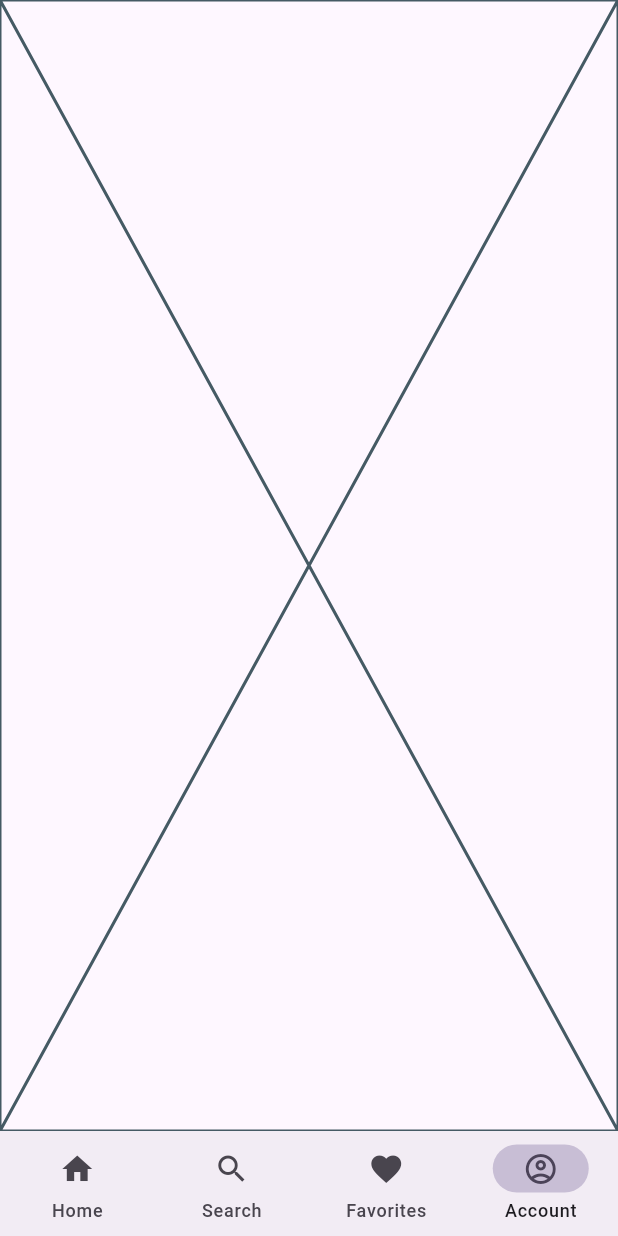
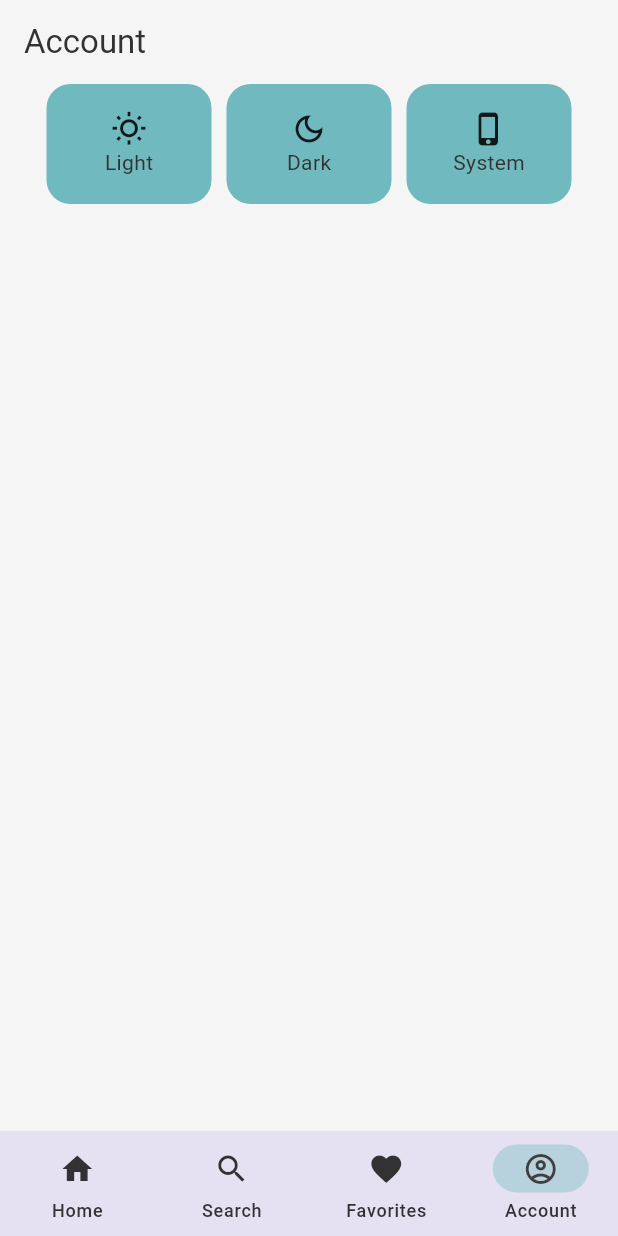
Before and after one commit to lodyafa/recipe_app, a Flutter app: the screen it shows after launch, item 4 of the bottom bar chosen, on a phone screen of 412 x 824 dp. Run offline on Flutter 3.47's test engine with Material 3 defaults, Android fonts, the phone set to English and light mode, and no system bars; our stand-ins replace auto_route, bloc, bloc_concurrency, dio, equatable, flutter_animate and 3 more; generated files the repository leaves out were written again; network calls fail.

Commit message:
feat: add theme switching

```diff
--- /dev/null
+++ b/lib/core/blocs/theme_cubit/theme_cubit.dart
@@ -0,0 +1,13 @@
+import 'package:bloc/bloc.dart';
+import 'package:equatable/equatable.dart';
+import 'package:flutter/material.dart';
+
+part 'theme_state.dart';
+
+class ThemeCubit extends Cubit<ThemeState> {
+  ThemeCubit() : super(const ThemeState(themeMode: ThemeMode.light));
+
+  void setThemeMode(ThemeMode themeMode) {
+    emit(ThemeState(themeMode: themeMode));
+  }
+}
--- /dev/null
+++ b/lib/core/blocs/theme_cubit/theme_state.dart
@@ -0,0 +1,10 @@
+part of 'theme_cubit.dart';
+
+final class ThemeState extends Equatable {
+  const ThemeState({required this.themeMode});
+
+  final ThemeMode themeMode;
+
+  @override
+  List<Object> get props => [themeMode];
+}
--- a/lib/features/account/view/account_screen.dart
+++ b/lib/features/account/view/account_screen.dart
@@ -1,11 +1,93 @@
 import 'package:auto_route/auto_route.dart';
 import 'package:flutter/material.dart';
+import 'package:flutter_bloc/flutter_bloc.dart';
+import 'package:recipe_app/core/blocs/theme_cubit/theme_cubit.dart';
+
 @RoutePage()
 class AccountScreen extends StatelessWidget {
   const AccountScreen({super.key});
 
   @override
   Widget build(BuildContext context) {
-    return const Placeholder();
+    // final theme = Theme.of(context);
+    return Scaffold(
+      appBar: AppBar(
+        title: const Text("Account"),
+      ),
+      body: Padding(
+        padding: const EdgeInsets.symmetric(horizontal: 16),
+        child: ListView(
+          children: [
+            Row(
+              mainAxisAlignment: MainAxisAlignment.center,
+              children: [
+                ThemeButton(
+                  icon: Icons.wb_sunny_outlined,
+                  text: "Light",
+                  onTap: () {
+                    BlocProvider.of<ThemeCubit>(context)
+                        .setThemeMode(ThemeMode.light);
+                  },
+                ),
+                const SizedBox(width: 10),
+                ThemeButton(
+                  icon: Icons.dark_mode_outlined,
+                  text: "Dark",
+                  onTap: () {
+                    BlocProvider.of<ThemeCubit>(context)
+                        .setThemeMode(ThemeMode.dark);
+                  },
+                ),
+                const SizedBox(width: 10),
+                ThemeButton(
+                  icon: Icons.phone_iphone,
+                  text: "System",
+                  onTap: () {
+                    BlocProvider.of<ThemeCubit>(context)
+                        .setThemeMode(ThemeMode.system);
+                  },
+                ),
+              ],
+            )
+          ],
+        ),
+      ),
+    );
   }
 }
+
+class ThemeButton extends StatelessWidget {
+  const ThemeButton({
+    super.key,
+    required this.icon,
+    required this.text,
+    required this.onTap,
+  });
+
+  final IconData icon;
+  final String text;
+  final void Function() onTap;
+
+  @override
+  Widget build(BuildContext context) {
+    final theme = Theme.of(context);
+    return GestureDetector(
+      onTap: onTap,
+      child: Container(
+        height: 80,
+        width: 110,
+        decoration: BoxDecoration(
+          borderRadius: BorderRadius.circular(16),
+          color: theme.primaryColor,
+        ),
+        child: Column(
+          mainAxisAlignment: MainAxisAlignment.center,
+          children: [
+            Icon(icon),
+            Text(text),
+          ],
+        ),
+      ),
+    );
+  }
+}
--- a/lib/features/home/view/categories_tabs/beef_category_tab.dart
+++ b/lib/features/home/view/categories_tabs/beef_category_tab.dart
@@ -24,7 +24,7 @@ class BeefCategoryTab extends StatelessWidget {
             if (state is HomeCategoriesLoadedState)
               SliverPadding(
                 padding:
-                    const EdgeInsets.symmetric(horizontal: 16, vertical: 16),
+                    const EdgeInsets.symmetric(horizontal: 16, vertical: 6),
                 sliver: MealsSliverGrid(
                   meals: state.beefCategoryMeals,
                 ),
--- a/lib/features/home/view/categories_tabs/chicken_category_tab.dart
+++ b/lib/features/home/view/categories_tabs/chicken_category_tab.dart
@@ -24,7 +24,7 @@ class ChickenCategoryTab extends StatelessWidget {
             if (state is HomeCategoriesLoadedState)
               SliverPadding(
                 padding:
-                    const EdgeInsets.symmetric(horizontal: 16, vertical: 16),
+                    const EdgeInsets.symmetric(horizontal: 16, vertical: 6),
                 sliver: MealsSliverGrid(
                   meals: state.chickenCategoryMeals,
                 ),
--- a/lib/features/home/view/categories_tabs/dessert_category_tab.dart
+++ b/lib/features/home/view/categories_tabs/dessert_category_tab.dart
@@ -24,7 +24,7 @@ class DessertCategoryTab extends StatelessWidget {
             if (state is HomeCategoriesLoadedState)
               SliverPadding(
                 padding:
-                    const EdgeInsets.symmetric(horizontal: 16, vertical: 16),
+                    const EdgeInsets.symmetric(horizontal: 16, vertical: 6),
                 sliver: MealsSliverGrid(
                   meals: state.dessertCategoryMeals,
                 ),
--- a/lib/features/home/view/categories_tabs/pasta_category_tab.dart
+++ b/lib/features/home/view/categories_tabs/pasta_category_tab.dart
@@ -24,7 +24,7 @@ class PastaCategoryTab extends StatelessWidget {
             if (state is HomeCategoriesLoadedState)
               SliverPadding(
                 padding:
-                    const EdgeInsets.symmetric(horizontal: 16, vertical: 16),
+                    const EdgeInsets.symmetric(horizontal: 16, vertical: 6),
                 sliver: MealsSliverGrid(
                   meals: state.dessertCategoryMeals,
                 ),
--- a/lib/features/home/widgets/categories_list_view.dart
+++ b/lib/features/home/widgets/categories_list_view.dart
@@ -82,8 +82,10 @@ class _CategoriesListViewState extends State<CategoriesListView> {
                 alignment: Alignment.center,
                 width: 110,
                 decoration: BoxDecoration(
-                    color: curIndex == index ? Colors.red : theme.primaryColor,
-                    borderRadius: BorderRadius.circular(16)),
+                  color:
+                      curIndex == index ? theme.primaryColor : theme.hoverColor,
+                  borderRadius: BorderRadius.circular(16),
+                ),
                 child: Text(_categories[index]),
               ),
             );
--- a/lib/features/root/view/root_screen.dart
+++ b/lib/features/root/view/root_screen.dart
@@ -27,7 +27,7 @@ class RootScreen extends StatelessWidget {
         return Scaffold(
           body: child,
           bottomNavigationBar: NavigationBar(
-            indicatorColor: theme.primaryColor.withOpacity(0.3),
+            indicatorColor: theme.primaryColor.withOpacity(0.4),
             overlayColor: WidgetStatePropertyAll(
               theme.primaryColor.withOpacity(0.7),
             ),
@@ -58,29 +58,3 @@ class RootScreen extends StatelessWidget {
     );
   }
 }
-
-// BottomNavigationBar(
-//             selectedItemColor: theme.primaryColor,
-//             unselectedItemColor: theme.hintColor,
-
-//             currentIndex: tabsRouter.activeIndex,
-//             onTap: (index) => _openPage(index, tabsRouter),
-//             items: const [
-//               BottomNavigationBarItem(
-//                 icon: Icon(Icons.home),
-//                 label: "Главная",
-//               ),
-//               BottomNavigationBarItem(
-//                 icon: Icon(Icons.search),
-//                 label: "Поиск",
-//               ),
-//               BottomNavigationBarItem(
-//                 icon: Icon(Icons.favorite),
-//                 label: "Избранное",
-//               ),
-//               BottomNavigationBarItem(
-//                 icon: Icon(Icons.account_circle_outlined),
-//                 label: "Аккаунт",
-//               ),
-//             ],
-//           ),
--- a/lib/features/search/view/search_screen.dart
+++ b/lib/features/search/view/search_screen.dart
@@ -11,6 +11,7 @@ class SearchScreen extends StatelessWidget {
 
   @override
   Widget build(BuildContext context) {
+    final theme = Theme.of(context);
     return Scaffold(
       body: CustomScrollView(
         slivers: [
@@ -27,8 +28,10 @@ class SearchScreen extends StatelessWidget {
                   decoration: InputDecoration(
                     prefixIcon: const Icon(Icons.search),
                     hintText: "Search",
+                    hintStyle: TextStyle(color: theme.hintColor),
                     border: OutlineInputBorder(
                       borderRadius: BorderRadius.circular(16),
+
                     ),
                   ),
                   onChanged: (value) {
@@ -48,7 +51,7 @@ class SearchScreen extends StatelessWidget {
               if (state is SearchLoadedState) {
                 if (state.meals.isEmpty) {
                   return const SearchInfoText(
-                    text: "Oops, nothing found...",
+                    text: "Ooops, nothing found...",
                   );
                 }
                 return SliverPadding(
@@ -88,7 +91,6 @@ class SearchInfoText extends StatelessWidget {
 
   @override
   Widget build(BuildContext context) {
-    print(this.hashCode);
     return SliverToBoxAdapter(
       child: Animate(
         key: ValueKey(text),
--- a/lib/main.dart
+++ b/lib/main.dart
@@ -2,10 +2,12 @@ import 'package:dio/dio.dart';
 import 'package:flutter/material.dart';
 import 'package:flutter_bloc/flutter_bloc.dart';
 import 'package:recipe_app/api/api.dart';
+import 'package:recipe_app/core/blocs/theme_cubit/theme_cubit.dart';
 import 'package:recipe_app/core/domain/repositories/repositories.dart';
 import 'package:recipe_app/core/router/router.dart';
 import 'package:recipe_app/features/home/blocs/home_categories_bloc/home_categories_bloc.dart';
 import 'package:recipe_app/features/search/search_bloc/search_bloc.dart';
+import 'package:recipe_app/uikit/theme/app_theme_data.dart';
 
 void main() async {
   final dio = Dio();
@@ -37,7 +39,6 @@ class _RecipeAppState extends State<RecipeApp> {
       ],
       child: MultiBlocProvider(
         providers: [
-
           BlocProvider(
             create: (context) => HomeCategoriesBloc(
               mealsRepository:
@@ -50,14 +51,20 @@ class _RecipeAppState extends State<RecipeApp> {
                   RepositoryProvider.of<MealsRepositoryInterface>(context),
             ),
           ),
+          BlocProvider(
+            create: (context) => ThemeCubit(),
+          ),
         ],
-        child: MaterialApp.router(
-          title: 'Recipe App',
-          theme: ThemeData(
-            colorScheme: ColorScheme.fromSeed(seedColor: Colors.deepPurple),
-            useMaterial3: true,
-          ),
-          routerConfig: _router.config(),
+        child: BlocBuilder<ThemeCubit, ThemeState>(
+          builder: (context, state) {
+            return MaterialApp.router(
+              title: 'Recipe App',
+              theme: AppThemeData.lightTheme,
+              darkTheme: AppThemeData.darkTheme,
+              themeMode: state.themeMode,
+              routerConfig: _router.config(),
+            );
+          },
         ),
       ),
     );
--- a/lib/uikit/cards/meal_cards.dart
+++ b/lib/uikit/cards/meal_cards.dart
@@ -19,7 +19,7 @@ class MealGridCard extends StatelessWidget {
       height: 240,
       width: 200,
       decoration: BoxDecoration(
-        color: theme.primaryColor,
+        color: theme.hoverColor,
         borderRadius: BorderRadius.circular(16),
       ),
       child: Padding(
@@ -73,7 +73,7 @@ class MealListCard extends StatelessWidget {
     return Container(
       height: 100,
       decoration: BoxDecoration(
-        color: theme.primaryColor,
+        color: theme.hoverColor,
         borderRadius: BorderRadius.circular(16),
       ),
       child: Padding(
--- /dev/null
+++ b/lib/uikit/colors/app_color_scheme.dart
@@ -0,0 +1,197 @@
+import 'package:flutter/material.dart';
+
+@immutable
+class AppColorScheme extends ThemeExtension<AppColorScheme> {
+  final Color primary;
+  final Color onPrimary;
+  final Color primaryContainer;
+  final Color onPrimaryContainer;
+  final Color secondary;
+  final Color onSecondary;
+  final Color secondaryContainer;
+  final Color onSecondaryContainer;
+  final Color tertiary;
+  final Color onTertiary;
+  final Color tertiaryContainer;
+  final Color onTertiaryContainer;
+  final Color error;
+  final Color onError;
+  final Color errorContainer;
+  final Color onErrorContainer;
+  final Color background;
+  final Color onBackground;
+  final Color surface;
+  final Color onSurface;
+  final Color outline;
+  final Color surfaceContainer;
+
+  const AppColorScheme.light()
+      : primary = const Color(0xFF70B9BE),
+        onPrimary = const Color(0xFFFFFFFF),
+        primaryContainer = const Color(0xFFC8BFE6),
+        onPrimaryContainer = const Color(0xFF1E1833),
+        secondary = const Color.fromARGB(255, 158, 158, 158),
+        onSecondary = const Color.fromARGB(255, 63, 63, 63),
+        secondaryContainer = const Color(0xFFDCD8E6),
+        onSecondaryContainer = const Color(0xFF2C2933),
+        tertiary = const Color(0xFF996576),
+        onTertiary = const Color(0xFFFFFFFF),
+        tertiaryContainer = const Color(0xFFE6CDD5),
+        onTertiaryContainer = const Color(0xFF332227),
+        error = const Color.fromARGB(255, 216, 61, 52),
+        onError = const Color(0xFFFFFFFF),
+        errorContainer = const Color(0xFFE6ACA9),
+        onErrorContainer = const Color(0xFF330B09),
+        background = const Color(0xFFF5F5F5),
+        onBackground = Colors.black,
+        surface = const Color.fromARGB(255, 242, 242, 242),
+        onSurface = const Color(0xFF323233),
+        outline = const Color(0xFF8c8999),
+        surfaceContainer = const Color(0xFFE6E1F2);
+
+  const AppColorScheme.dark()
+      : primary = const Color(0xFF70B9BE),
+        onPrimary = Colors.black,
+        primaryContainer = const Color(0xFF211C33),
+        onPrimaryContainer = const Color(0xFFC8BFE6),
+        secondary = const Color(0xFF757477),
+        onSecondary = const Color(0xFFFFFFFF),
+        secondaryContainer = const Color(0xFF2C2933),
+        onSecondaryContainer = const Color(0xFFDCD8E6),
+        tertiary = const Color(0xFF7D5260),
+        onTertiary = const Color(0xFFFFFFFF),
+        tertiaryContainer = const Color(0xFF332227),
+        onTertiaryContainer = const Color(0xFFE6CDD5),
+        error = const Color(0xFFB3261E),
+        onError = const Color(0xFFFFFFFF),
+        errorContainer = const Color(0xFF330B09),
+        onErrorContainer = const Color(0xFFE6ACA9),
+        background = Colors.black,
+        onBackground = Colors.white,
+        surface = const Color(0xFF282828),
+        onSurface = const Color(0xFF696969),
+        outline = const Color(0xFF938F99),
+        surfaceContainer = const Color(0xFF242329);
+
+  const AppColorScheme._({
+    required this.primary,
+    required this.onPrimary,
+    required this.primaryContainer,
+    required this.onPrimaryContainer,
+    required this.secondary,
+    required this.onSecondary,
+    required this.secondaryContainer,
+    required this.onSecondaryContainer,
+    required this.tertiary,
+    required this.onTertiary,
+    required this.tertiaryContainer,
+    required this.onTertiaryContainer,
+    required this.error,
+    required this.onError,
+    required this.errorContainer,
+    required this.onErrorContainer,
+    required this.background,
+    required this.onBackground,
+    required this.surface,
+    required this.onSurface,
+    required this.outline,
+    required this.surfaceContainer,
+  });
+
+  @override
+  ThemeExtension<AppColorScheme> copyWith({
+    Color? primary,
+    Color? onPrimary,
+    Color? primaryContainer,
+    Color? onPrimaryContainer,
+    Color? secondary,
+    Color? onSecondary,
+    Color? secondaryContainer,
+    Color? onSecondaryContainer,
+    Color? tertiary,
+    Color? onTertiary,
+    Color? tertiaryContainer,
+    Color? onTertiaryContainer,
+    Color? error,
+    Color? onError,
+    Color? errorContainer,
+    Color? onErrorContainer,
+    Color? background,
+    Color? onBackground,
+    Color? surface,
+    Color? onSurface,
+    Color? outline,
+    Color? surfaceContainer,
+  }) {
+    return AppColorScheme._(
+      primary: primary ?? this.primary,
+      onPrimary: onPrimary ?? this.onPrimary,
+      primaryContainer: primaryContainer ?? this.primaryContainer,
+      onPrimaryContainer: onPrimaryContainer ?? this.onPrimaryContainer,
+      secondary: secondary ?? this.secondary,
+      onSecondary: onSecondary ?? this.onSecondary,
+      secondaryContainer: secondaryContainer ?? this.secondaryContainer,
+      onSecondaryContainer: onSecondaryContainer ?? this.onSecondaryContainer,
+      tertiary: tertiary ?? this.tertiary,
+      onTertiary: onTertiary ?? this.onTertiary,
+      tertiaryContainer: tertiaryContainer ?? this.tertiaryContainer,
+      onTertiaryContainer: onTertiaryContainer ?? this.onTertiaryContainer,
+      error: error ?? this.error,
+      onError: onError ?? this.onError,
+      errorContainer: errorContainer ?? this.errorContainer,
+      onErrorContainer: onErrorContainer ?? this.onErrorContainer,
+      background: background ?? this.background,
+      onBackground: onBackground ?? this.onBackground,
+      surface: surface ?? this.surface,
+      onSurface: onSurface ?? this.onSurface,
+      outline: outline ?? this.outline,
+      surfaceContainer: surfaceContainer ?? this.surfaceContainer,
+    );
+  }
+
+  @override
+  ThemeExtension<AppColorScheme> lerp(
+    ThemeExtension<AppColorScheme>? other,
+    double t,
+  ) {
+    if (other is! AppColorScheme) {
+      return this;
+    }
+
+    return AppColorScheme._(
+      primary: Color.lerp(primary, other.primary, t)!,
+      onPrimary: Color.lerp(onPrimary, other.onPrimary, t)!,
+      primaryContainer:
+          Color.lerp(primaryContainer, other.primaryContainer, t)!,
+      onPrimaryContainer:
+          Color.lerp(onPrimaryContainer, other.onPrimaryContainer, t)!,
+      secondary: Color.lerp(secondary, other.secondary, t)!,
+      onSecondary: Color.lerp(onSecondary, other.onSecondary, t)!,
+      secondaryContainer:
+          Color.lerp(secondaryContainer, other.secondaryContainer, t)!,
+      onSecondaryContainer:
+          Color.lerp(onSecondaryContainer, other.onSecondaryContainer, t)!,
+      tertiary: Color.lerp(tertiary, other.tertiary, t)!,
+      onTertiary: Color.lerp(onTertiary, other.onTertiary, t)!,
+      tertiaryContainer:
+          Color.lerp(tertiaryContainer, other.tertiaryContainer, t)!,
+      onTertiaryContainer:
+          Color.lerp(onTertiaryContainer, other.onTertiaryContainer, t)!,
+      error: Color.lerp(error, other.error, t)!,
+      onError: Color.lerp(onError, other.onError, t)!,
+      errorContainer: Color.lerp(errorContainer, other.errorContainer, t)!,
+      onErrorContainer:
+          Color.lerp(onErrorContainer, other.onErrorContainer, t)!,
+      background: Color.lerp(background, other.background, t)!,
+      onBackground: Color.lerp(onBackground, other.onBackground, t)!,
+      surface: Color.lerp(surface, other.surface, t)!,
+      onSurface: Color.lerp(onSurface, other.onSurface, t)!,
+      outline: Color.lerp(outline, other.outline, t)!,
+      surfaceContainer:
+          Color.lerp(surfaceContainer, other.surfaceContainer, t)!,
+    );
+  }
+
+  static AppColorScheme of(BuildContext context) =>
+      Theme.of(context).extension<AppColorScheme>()!;
+}
--- /dev/null
+++ b/lib/uikit/colors/colors.dart
@@ -0,0 +1 @@
+export 'app_color_scheme.dart';
--- /dev/null
+++ b/lib/uikit/theme/app_theme_data.dart
@@ -0,0 +1,67 @@
+import 'package:flutter/material.dart';
+import 'package:recipe_app/uikit/colors/colors.dart';
+
+const primaryColor = Color(0xFF70B9BE);
+final themeData = ThemeData(
+  primaryColor: primaryColor,
+  useMaterial3: true,
+  scaffoldBackgroundColor: const Color(0xFFF5F5F5),
+  appBarTheme: const AppBarTheme(
+    backgroundColor: Color(0xFFF5F5F5),
+  ),
+  colorScheme: ColorScheme.fromSeed(
+    seedColor: primaryColor,
+    brightness: Brightness.light,
+  ),
+);
+
+abstract class AppThemeData {
+  static final lightTheme = ThemeData(
+    extensions: const [
+      _lightColorScheme,
+    ],
+    brightness: Brightness.light,
+    colorScheme: ColorScheme(
+      brightness: Brightness.light,
+      primary: _lightColorScheme.primary,
+      onPrimary: _lightColorScheme.onPrimary,
+      secondary: _lightColorScheme.secondary,
+      onSecondary: _lightColorScheme.onSecondary,
+      error: _lightColorScheme.error,
+      onError: _lightColorScheme.onError,
+      surface: _lightColorScheme.surface,
+      surfaceContainer: _lightColorScheme.surfaceContainer,
+      onSurface: _lightColorScheme.onSurface,
+    ),
+    scaffoldBackgroundColor: _lightColorScheme.background,
+    appBarTheme: AppBarTheme(
+      color: _lightColorScheme.background,
+    ),
+  );
+
+  static final darkTheme = ThemeData(
+    extensions: const [
+      _darkColorScheme,
+    ],
+    brightness: Brightness.dark,
+    colorScheme: ColorScheme(
+      brightness: Brightness.dark,
+      primary: _darkColorScheme.primary,
+      onPrimary: _darkColorScheme.onPrimary,
+      secondary: _darkColorScheme.secondary,
+      onSecondary: _darkColorScheme.onSecondary,
+      error: _darkColorScheme.error,
+      onError: _darkColorScheme.onError,
+      surface: _darkColorScheme.surface,
+      surfaceContainer: _lightColorScheme.surfaceContainer,
+      onSurface: _darkColorScheme.onSurface,
+    ),
+    scaffoldBackgroundColor: _darkColorScheme.background,
+    appBarTheme: AppBarTheme(
+      color: _darkColorScheme.background,
+    ),
+  );
+
+  static const _lightColorScheme = AppColorScheme.light();
+  static const _darkColorScheme = AppColorScheme.dark();
+}
--- /dev/null
+++ b/lib/uikit/theme/theme.dart
@@ -0,0 +1 @@
+export 'app_theme_data.dart';
--- a/lib/uikit/uikit.dart
+++ b/lib/uikit/uikit.dart
@@ -0,0 +1,2 @@
+export 'colors/colors.dart';
+export 'theme/theme.dart';
```
Also changed, not shown: lib/features/home/view/home_screen.dart (+9 -3 lines).
